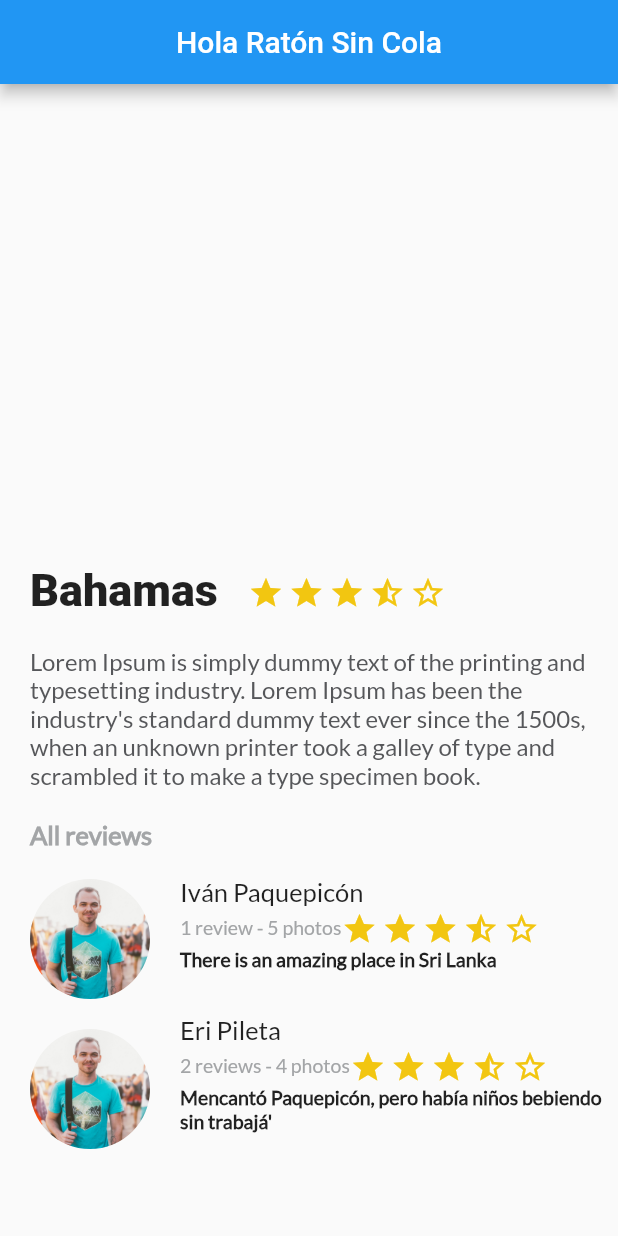
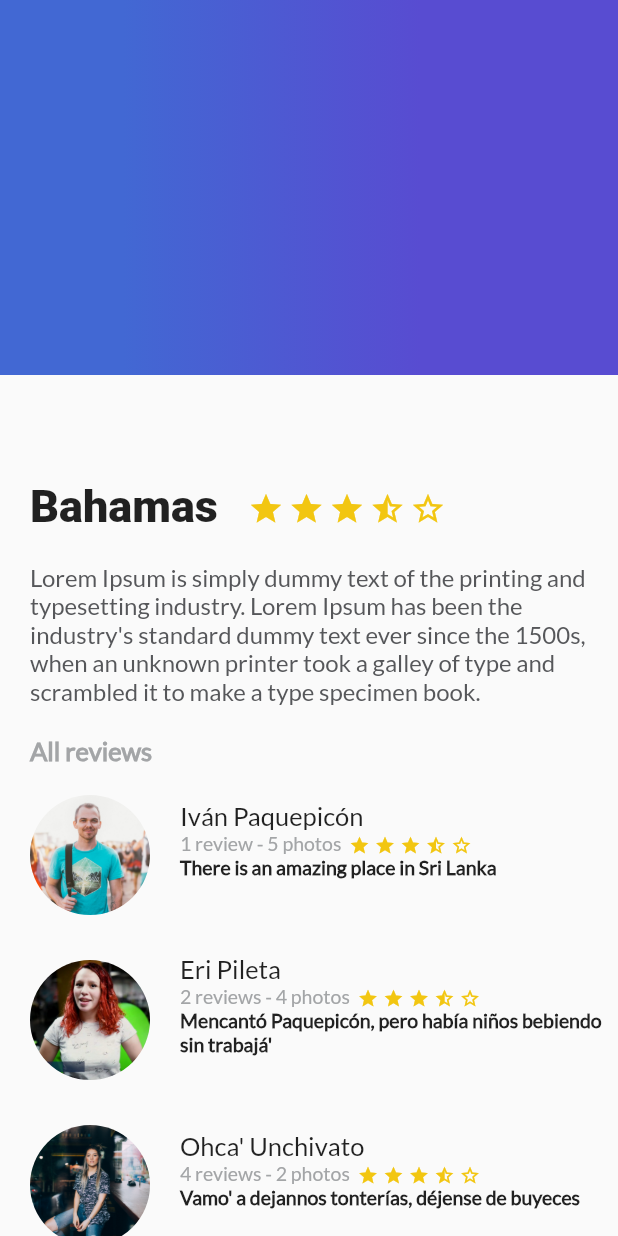
Before and after one commit to juaruiura/Platzi-trips-app, a Flutter app: the screen it shows after launch, on a phone screen of 412 x 824 dp. Run offline on Flutter 3.47's test engine with Material 2 defaults, Android fonts, the phone set to English and light mode, and no system bars.

Commit message:
star classes refactored to only have one file for star management, AppBar deleted to match design from course, gradient back added

```diff
--- a/lib/description_place.dart
+++ b/lib/description_place.dart
@@ -1,7 +1,5 @@
 import 'package:flutter/material.dart';
 import 'package:platzi_trips_app/star.dart';
-import 'package:platzi_trips_app/star_empty.dart';
-import 'package:platzi_trips_app/star_half.dart';
 
 class DescriptionPlace extends StatelessWidget {
   String namePlace;
@@ -32,11 +30,11 @@ class DescriptionPlace extends StatelessWidget {
         ),
         Row(
           children: <Widget>[
-            Star(323, 3),
-            Star(323, 3),
-            Star(323, 3),
-            StarHalf(323, 3),
-            StarEmpty(323, 3),
+            Star(323, 3, 24),
+            Star(323, 3, 24),
+            Star(323, 3, 24),
+            Star.half(323, 3, 24),
+            Star.empty(323, 3, 24),
           ],
         ),
       ],
--- /dev/null
+++ b/lib/gradient_back.dart
@@ -0,0 +1,22 @@
+import 'package:flutter/material.dart';
+
+class GradientBack extends StatelessWidget {
+  @override
+  Widget build(BuildContext context) {
+    return Container(
+      height: 250.0,
+      decoration: BoxDecoration(
+        gradient: LinearGradient(
+          colors: [
+            Color(0xFF4268D3),
+            Color(0xFF584CD1),
+          ],
+          begin: FractionalOffset(0.2, 0.0),
+          end: FractionalOffset(1.0, 0.0),
+          stops: [0.0, 0.6],
+          tileMode: TileMode.clamp,
+        )
+      ),
+    );
+  }
+}
--- a/lib/main.dart
+++ b/lib/main.dart
@@ -1,4 +1,5 @@
 import 'package:flutter/material.dart';
+import 'package:platzi_trips_app/gradient_back.dart';
 import 'description_place.dart';
 import 'review_list.dart';
 
@@ -14,14 +15,15 @@ class MyApp extends StatelessWidget {
         visualDensity: VisualDensity.adaptivePlatformDensity,
       ),
       home: Scaffold(
-        appBar: AppBar(
-          title: Text("Hola Ratón Sin Cola"),
-          centerTitle: true,
-        ),
-        body: Column (
+        body: Stack(
           children: <Widget>[
-            new DescriptionPlace("Bahamas", 4, "Lorem Ipsum is simply dummy text of the printing and typesetting industry. Lorem Ipsum has been the industry's standard dummy text ever since the 1500s, when an unknown printer took a galley of type and scrambled it to make a type specimen book."),
-            new ReviewList(),
+            ListView (
+              children: <Widget>[
+                new DescriptionPlace("Bahamas", 4, "Lorem Ipsum is simply dummy text of the printing and typesetting industry. Lorem Ipsum has been the industry's standard dummy text ever since the 1500s, when an unknown printer took a galley of type and scrambled it to make a type specimen book."),
+                new ReviewList(),
+              ],
+            ),
+            GradientBack(),
           ],
         )
       ),
--- a/lib/review.dart
+++ b/lib/review.dart
@@ -1,7 +1,5 @@
 import 'package:flutter/material.dart';
 import 'package:platzi_trips_app/star.dart';
-import 'package:platzi_trips_app/star_empty.dart';
-import 'package:platzi_trips_app/star_half.dart';
 
 class Review extends StatelessWidget {
   String name;
@@ -46,17 +44,18 @@ class Review extends StatelessWidget {
 
     final userStars = Row(
       children: <Widget>[
-        Star(3, 3),
-        Star(3, 3),
-        Star(3, 3),
-        StarHalf(3, 3),
-        StarEmpty(3, 3),
+        Star(3, 3, 14),
+        Star(3, 3, 14),
+        Star(3, 3, 14),
+        Star.half(3, 3, 14),
+        Star.empty(3, 3, 14),
       ],
     );
 
     final userInfo = Container(
       margin: EdgeInsets.only(
         left: 20.0,
+        right: 5.0,
       ),
       child: Text(
         info,
@@ -100,11 +99,16 @@ class Review extends StatelessWidget {
       ],
     );
 
-    return Row(
-      children: <Widget>[
-        photo,
-        Expanded(child: userReview)
-      ],
+    return Container(
+      margin: EdgeInsets.only(
+        bottom: 10.0,
+      ),
+      child: Row(
+        children: <Widget>[
+          photo,
+          Expanded(child: userReview)
+        ],
+      )
     );
   }
 }
--- a/lib/review_list.dart
+++ b/lib/review_list.dart
@@ -26,7 +26,8 @@ class ReviewList extends StatelessWidget {
       children: <Widget>[
         reviewListHeader,
         new Review("Iván Paquepicón", "1 review - 5 photos", "There is an amazing place in Sri Lanka", "assets/img/people.jpg"),
-        new Review("Eri Pileta", "2 reviews - 4 photos", "Mencantó Paquepicón, pero había niños bebiendo sin trabajá'", "assets/img/people.jpg"),
+        new Review("Eri Pileta", "2 reviews - 4 photos", "Mencantó Paquepicón, pero había niños bebiendo sin trabajá'", "assets/img/ann.jpg"),
+        new Review("Ohca' Unchivato", "4 reviews - 2 photos", "Vamo' a dejannos tonterías, déjense de buyeces", "assets/img/girl.jpg"),
       ],
     );
   }
--- a/lib/star.dart
+++ b/lib/star.dart
@@ -3,7 +3,8 @@ import 'package:flutter/material.dart';
 class Star extends StatelessWidget {
   double topMargin;
   double rightMargin;
-  Star(this.topMargin, this.rightMargin);
+  double size;
+  Star(this.topMargin, this.rightMargin, this.size);
 
   @override
   Widget build(BuildContext context) {
@@ -15,7 +16,38 @@ class Star extends StatelessWidget {
 
       child: Icon(
         Icons.star,
-        color: Color(0xFFf2C611)
+        color: Color(0xFFf2C611),
+        size: size,
+      ),
+    );
+  }
+
+  static Widget half(double topMargin, double rightMargin, double size) {
+    return Container(
+      margin: EdgeInsets.only(
+        top: topMargin,
+        right: rightMargin,
+      ),
+
+      child: Icon(
+        Icons.star_half,
+        color: Color(0xFFf2C611),
+        size: size,
+      ),
+    );
+  }
+
+  static Widget empty(double topMargin, double rightMargin, double size) {
+    return Container(
+      margin: EdgeInsets.only(
+        top: topMargin,
+        right: rightMargin,
+      ),
+
+      child: Icon(
+        Icons.star_border,
+        color: Color(0xFFf2C611),
+        size: size,
       ),
     );
   }
--- a/lib/star_empty.dart
+++ /dev/null
@@ -1,22 +0,0 @@
-import 'package:flutter/material.dart';
-
-class StarEmpty extends StatelessWidget {
-  double topMargin;
-  double rightMargin;
-  StarEmpty(this.topMargin, this.rightMargin);
-
-  @override
-  Widget build(BuildContext context) {
-    return Container(
-      margin: EdgeInsets.only(
-        top: topMargin,
-        right: rightMargin,
-      ),
-
-      child: Icon(
-        Icons.star_border,
-        color: Color(0xFFf2C611)
-      ),
-    );
-  }
-}
--- a/lib/star_half.dart
+++ /dev/null
@@ -1,22 +0,0 @@
-import 'package:flutter/material.dart';
-
-class StarHalf extends StatelessWidget {
-  double topMargin;
-  double rightMargin;
-  StarHalf(this.topMargin, this.rightMargin);
-
-  @override
-  Widget build(BuildContext context) {
-    return Container(
-      margin: EdgeInsets.only(
-        top: topMargin,
-        right: rightMargin,
-      ),
-
-      child: Icon(
-        Icons.star_half,
-        color: Color(0xFFf2C611)
-      ),
-    );
-  }
-}
```
Also changed, not shown: assets/img/ann.jpg (added), assets/img/girl.jpg (added).
